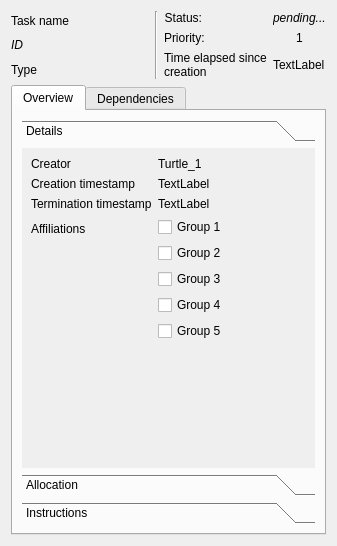
The window that gcs_mission_interface/resources/uis/task_overview.ui (vguillet/gcs_mission_interface) describes before a commit, drawn with Qt 5.
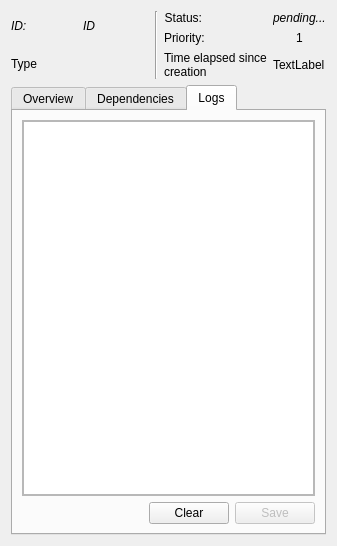
The same window after the commit. The open tabs and pages were chosen to show the change.

```diff
--- a/gcs_mission_interface/resources/uis/task_overview.ui
+++ b/gcs_mission_interface/resources/uis/task_overview.ui
@@ -19,18 +19,22 @@
      <item>
       <layout class="QVBoxLayout" name="verticalLayout">
        <item>
-        <widget class="QLabel" name="label_task_name">
-         <property name="text">
-          <string>Task name</string>
-         </property>
-        </widget>
-       </item>
-       <item>
-        <widget class="QLabel" name="label_task_id">
-         <property name="text">
-          <string>&lt;html&gt;&lt;head/&gt;&lt;body&gt;&lt;p&gt;&lt;span style=&quot; font-style:italic;&quot;&gt;ID&lt;/span&gt;&lt;/p&gt;&lt;/body&gt;&lt;/html&gt;</string>
-         </property>
-        </widget>
+        <layout class="QHBoxLayout" name="horizontalLayout_12">
+         <item>
+          <widget class="QLabel" name="label_13">
+           <property name="text">
+            <string>&lt;html&gt;&lt;head/&gt;&lt;body&gt;&lt;p&gt;&lt;span style=&quot; font-style:italic;&quot;&gt;ID:&lt;/span&gt;&lt;/p&gt;&lt;/body&gt;&lt;/html&gt;</string>
+           </property>
+          </widget>
+         </item>
+         <item>
+          <widget class="QLabel" name="label_task_id">
+           <property name="text">
+            <string>&lt;html&gt;&lt;head/&gt;&lt;body&gt;&lt;p&gt;&lt;span style=&quot; font-style:italic;&quot;&gt;ID&lt;/span&gt;&lt;/p&gt;&lt;/body&gt;&lt;/html&gt;</string>
+           </property>
+          </widget>
+         </item>
+        </layout>
        </item>
        <item>
         <layout class="QHBoxLayout" name="horizontalLayout_2">
@@ -162,7 +166,7 @@
            <item row="0" column="1">
             <widget class="QLabel" name="label_task_creator">
              <property name="text">
-              <string>Turtle_1</string>
+              <string>TextLabel</string>
              </property>
             </widget>
            </item>
@@ -333,6 +337,81 @@
        <string>Dependencies</string>
       </attribute>
      </widget>
+     <widget class="QWidget" name="tab_3">
+      <attribute name="title">
+       <string>Logs</string>
+      </attribute>
+      <layout class="QVBoxLayout" name="verticalLayout_5">
+       <item>
+        <widget class="QScrollArea" name="scrollArea">
+         <property name="widgetResizable">
+          <bool>true</bool>
+         </property>
+         <widget class="QWidget" name="scrollAreaWidgetContents">
+          <property name="geometry">
+           <rect>
+            <x>0</x>
+            <y>0</y>
+            <width>295</width>
+            <height>354</height>
+           </rect>
+          </property>
+          <layout class="QVBoxLayout" name="verticalLayout_6">
+           <property name="leftMargin">
+            <number>0</number>
+           </property>
+           <property name="topMargin">
+            <number>0</number>
+           </property>
+           <property name="rightMargin">
+            <number>0</number>
+           </property>
+           <property name="bottomMargin">
+            <number>0</number>
+           </property>
+           <item>
+            <widget class="QPlainTextEdit" name="plainTextEdit_logs"/>
+           </item>
+          </layout>
+         </widget>
+        </widget>
+       </item>
+       <item>
+        <layout class="QHBoxLayout" name="horizontalLayout_3">
+         <item>
+          <spacer name="horizontalSpacer">
+           <property name="orientation">
+            <enum>Qt::Horizontal</enum>
+           </property>
+           <property name="sizeHint" stdset="0">
+            <size>
+             <width>40</width>
+             <height>20</height>
+            </size>
+           </property>
+          </spacer>
+         </item>
+         <item>
+          <widget class="QPushButton" name="pushButton_clear_logs">
+           <property name="text">
+            <string>Clear</string>
+           </property>
+          </widget>
+         </item>
+         <item>
+          <widget class="QPushButton" name="pushButton_save_logs">
+           <property name="enabled">
+            <bool>false</bool>
+           </property>
+           <property name="text">
+            <string>Save</string>
+           </property>
+          </widget>
+         </item>
+        </layout>
+       </item>
+      </layout>
+     </widget>
     </widget>
    </item>
   </layout>
```
